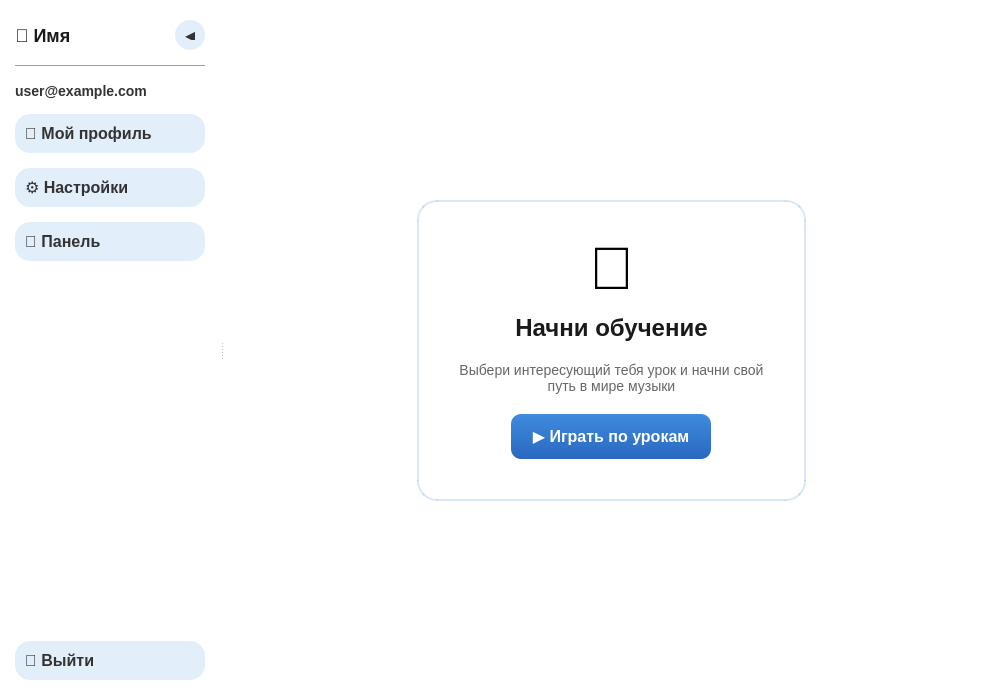
Old version of the form app/ui/main.ui in the repository vasilisqq/music_app.
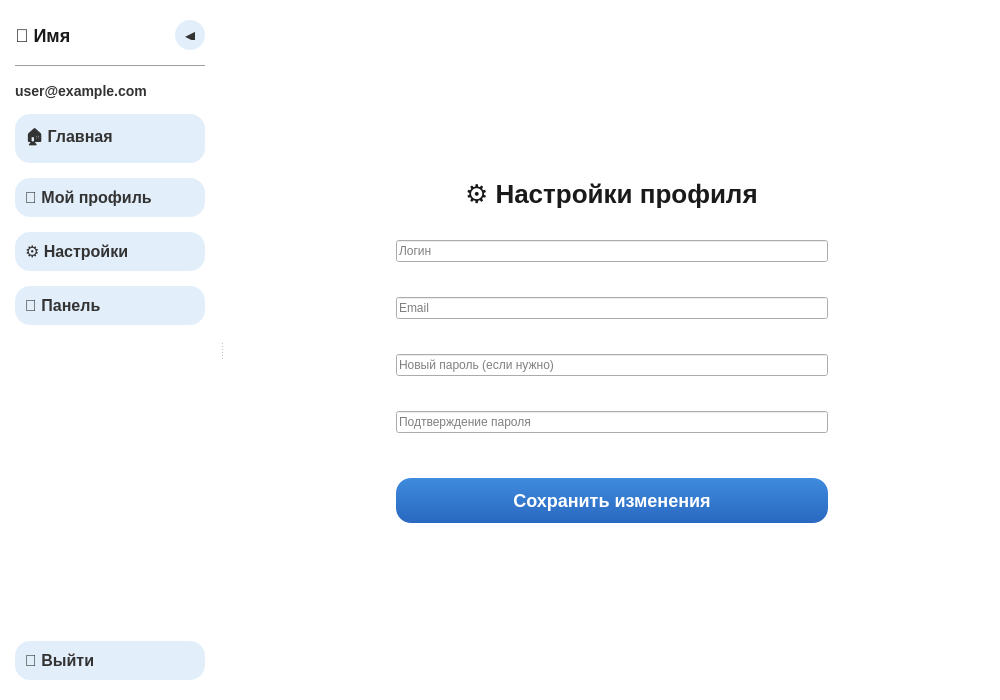
New version of the form. The open tabs and pages were chosen to show the change.

```diff
--- a/app/ui/main.ui
+++ b/app/ui/main.ui
@@ -215,6 +215,13 @@
           </property>
          </widget>
         </item>
+        <item>
+        <widget class="QPushButton" name="homeBtn">
+          <property name="text">
+          <string>🏠 Главная</string>
+          </property>
+        </widget>
+        </item>
         <item>
          <widget class="QPushButton" name="profileBtn">
           <property name="text">
@@ -517,6 +524,83 @@
          </item>
         </layout>
        </widget>
+       <widget class="QWidget" name="profilePageWidget">
+ <layout class="QVBoxLayout" name="profileLayout">
+  <property name="spacing">
+   <number>0</number> </property>
+  
+  <item>
+   <spacer name="verticalSpacer_top_profile">
+    <property name="orientation"><enum>Qt::Orientation::Vertical</enum></property>
+    <property name="sizeHint" stdset="0">
+     <size><width>20</width><height>40</height></size>
+    </property>
+   </spacer>
+  </item>
+
+  <item alignment="Qt::AlignHCenter">
+   <widget class="QFrame" name="profileContentFrame">
+    <property name="minimumSize"><size><width>450</width><height>0</height></size></property>
+    <property name="maximumSize"><size><width>500</width><height>16777215</height></size></property>
+    <layout class="QVBoxLayout" name="innerProfileLayout">
+     <property name="spacing">
+      <number>10</number>
+     </property>
+     
+     <item alignment="Qt::AlignHCenter">
+      <widget class="QLabel" name="profileTitle">
+       <property name="text"><string>⚙️ Настройки профиля</string></property>
+       <property name="styleSheet"><string>font-size: 26px; font-weight: bold; margin-bottom: 20px; color: #1a1a1a;</string></property>
+      </widget>
+     </item>
+
+     <item><widget class="QLineEdit" name="usernameEdit"><property name="placeholderText"><string>Логин</string></property></widget></item>
+     <item><widget class="QLabel" name="usernameErrors"><property name="styleSheet"><string>color: #ff4444; font-size: 13px; margin-left: 10px;</string></property></widget></item>
+
+     <item><widget class="QLineEdit" name="emailEdit"><property name="placeholderText"><string>Email</string></property></widget></item>
+     <item><widget class="QLabel" name="emailErrors"><property name="styleSheet"><string>color: #ff4444; font-size: 13px; margin-left: 10px;</string></property></widget></item>
+
+     <item><widget class="QLineEdit" name="passwordEdit">
+      <property name="placeholderText"><string>Новый пароль (если нужно)</string></property>
+      <property name="echoMode"><enum>QLineEdit::Password</enum></property>
+     </widget></item>
+     <item><widget class="QLabel" name="passwordErrors"><property name="styleSheet"><string>color: #ff4444; font-size: 13px; margin-left: 10px;</string></property></widget></item>
+
+     <item><widget class="QLineEdit" name="confirmPasswordEdit">
+      <property name="placeholderText"><string>Подтверждение пароля</string></property>
+      <property name="echoMode"><enum>QLineEdit::Password</enum></property>
+     </widget></item>
+     <item><widget class="QLabel" name="confirmErrors"><property name="styleSheet"><string>color: #ff4444; font-size: 13px; margin-left: 10px;</string></property></widget></item>
+
+     <item>
+      <widget class="QPushButton" name="saveProfileBtn">
+       <property name="text"><string>Сохранить изменения</string></property>
+       <property name="minimumSize"><size><width>0</width><height>55</height></size></property>
+       <property name="styleSheet">
+        <string>
+         QPushButton#saveProfileBtn {
+           background: qlineargradient(x1:0,y1:0,x2:0,y2:1, stop:0 #3f8bde, stop:1 #2968c0);
+           border-radius: 15px; color: white; font-size: 18px; font-weight: bold; margin-top: 10px;
+         }
+         QPushButton#saveProfileBtn:hover { background: #2968c0; }
+        </string>
+       </property>
+      </widget>
+     </item>
+    </layout>
+   </widget>
+  </item>
+
+  <item>
+   <spacer name="verticalSpacer_bottom_profile">
+    <property name="orientation"><enum>Qt::Orientation::Vertical</enum></property>
+    <property name="sizeHint" stdset="0">
+     <size><width>20</width><height>40</height></size>
+    </property>
+   </spacer>
+  </item>
+ </layout>
+</widget>
       </widget>
      </widget>
     </item>
```
Left out of the diff: 69 changed lines with no effect on the pictures.
